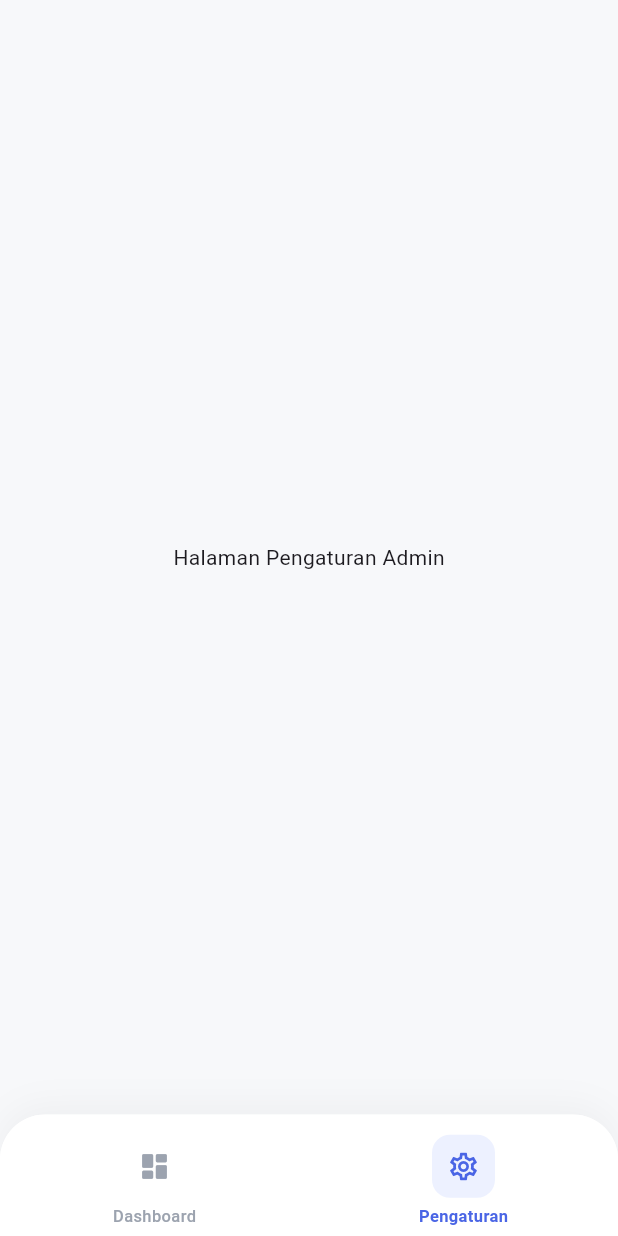
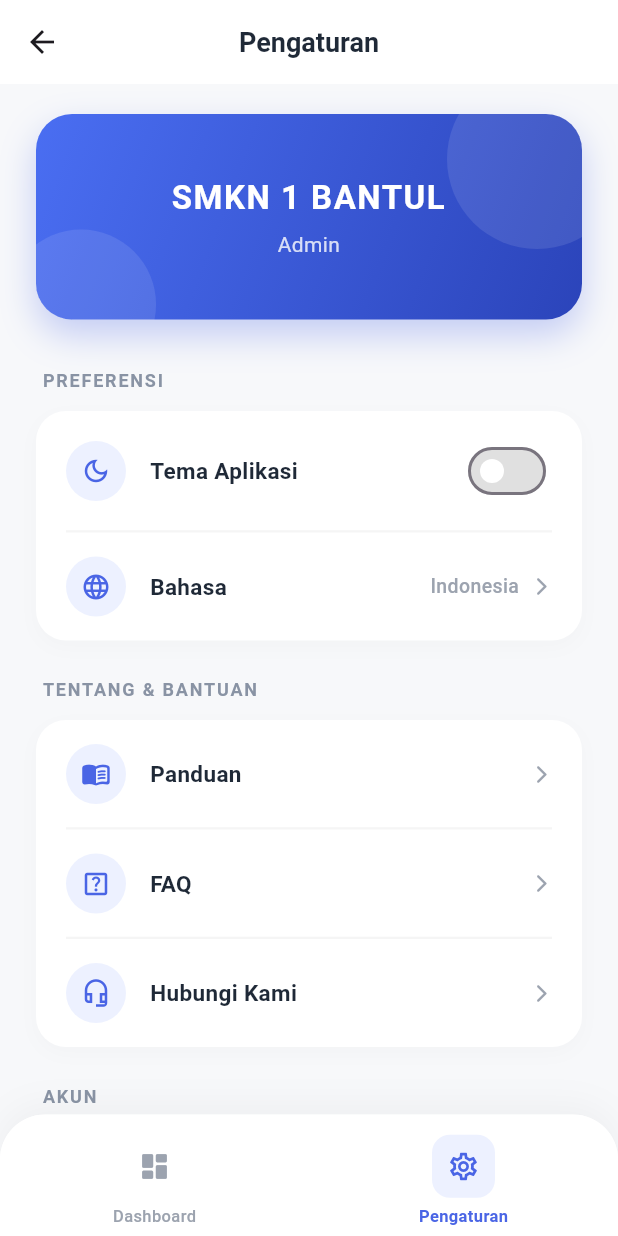
Before and after one commit to lino089/Attend, a Flutter app: the AdminMainScreen screen opened directly, item 2 of the bottom bar chosen, on a phone screen of 412 x 824 dp. Run offline on Flutter 3.47's test engine with Material 3 defaults, Android fonts, the phone set to English and light mode, and no system bars; our stand-ins replace firebase_core; accounts and stored records are empty; network calls fail.

Commit message:
Login dan pengaturan

```diff
--- a/lib/main.dart
+++ b/lib/main.dart
@@ -1,4 +1,5 @@
 import 'package:attend/screens/admin/admin_main_screen.dart';
+import 'package:attend/screens/auth/login_screen.dart';
 import 'package:attend/screens/teacher/teacher_main_screen.dart';
 import 'package:flutter/material.dart';
 
@@ -19,7 +20,7 @@
         scaffoldBackgroundColor: const Color(0xFFF7F8FA),
         fontFamily: 'Roboto',
       ),
-      home: const AdminMainScreen(),
+      home: const LoginScreen(),
     );
   }
 }
--- a/lib/screens/admin/admin_main_screen.dart
+++ b/lib/screens/admin/admin_main_screen.dart
@@ -1,4 +1,5 @@
 import 'package:attend/screens/admin/admin_dashboard_screen.dart';
+import 'package:attend/screens/admin/admin_settings_screen.dart';
 import 'package:flutter/material.dart';
 
 class AdminMainScreen extends StatefulWidget {
@@ -13,7 +14,7 @@
 
   final List<Widget> _pages = [
     const AdminDashboardScreen(),
-    const Center(child: Text('Halaman Pengaturan Admin')),
+    const AdminSettingsScreen(),
   ];
 
   void _onItemTapped(int index) {
--- /dev/null
+++ b/lib/screens/admin/admin_settings_screen.dart
@@ -0,0 +1,345 @@
+import 'package:flutter/material.dart';
+
+class AdminProfileModel {
+  final String id;
+  final String schoolName;
+  final String role;
+
+  AdminProfileModel({
+    required this.id,
+    required this.schoolName,
+    required this.role,
+  });
+}
+
+class AdminSettingsScreen extends StatefulWidget {
+  const AdminSettingsScreen({super.key});
+
+  @override
+  State<AdminSettingsScreen> createState() => _AdminSettingsScreen();
+}
+
+class _AdminSettingsScreen extends State<AdminSettingsScreen> {
+  bool _isLoading = true;
+  AdminProfileModel? _adminProfile;
+
+  @override
+  void initState() {
+    super.initState();
+    _fecthAdminProfile();
+  }
+
+  Future<void> _fecthAdminProfile() async {
+    await Future.delayed(const Duration(milliseconds: 600));
+
+    if (mounted) {
+      setState(() {
+        _adminProfile = AdminProfileModel(
+          id: 'ADM-01',
+          schoolName: 'SMKN 1 BANTUL',
+          role: 'Admin',
+        );
+        _isLoading = false;
+      });
+    }
+  }
+
+  @override
+  Widget build(BuildContext context) {
+    return Scaffold(
+      backgroundColor: const Color(0xfff7f8fa),
+      appBar: AppBar(
+        backgroundColor: Colors.white,
+        elevation: 0,
+        centerTitle: true,
+        title: const Text(
+          'Pengaturan',
+          style: TextStyle(
+            color: Color(0xff1f2937),
+            fontSize: 18,
+            fontWeight: FontWeight.bold,
+          ),
+        ),
+      ),
+      body: _isLoading
+          ? const Center(
+              child: CircularProgressIndicator(color: Color(0xff4a65e5)),
+            )
+          : SingleChildScrollView(
+              padding: const EdgeInsets.symmetric(horizontal: 24, vertical: 20),
+              child: Column(
+                crossAxisAlignment: CrossAxisAlignment.start,
+                children: [
+                  Container(
+                    width: double.infinity,
+                    clipBehavior: Clip.hardEdge,
+                    decoration: BoxDecoration(
+                      gradient: const LinearGradient(
+                        begin: Alignment.topLeft,
+                        end: Alignment.bottomRight,
+                        colors: [Color(0xff4a6ef2), Color(0xff2b44ba)],
+                      ),
+                      borderRadius: BorderRadius.circular(24),
+                      boxShadow: [
+                        BoxShadow(
+                          color: const Color(0xff4a65e5).withOpacity(0.3),
+                          blurRadius: 20,
+                          offset: const Offset(0, 10),
+                        ),
+                      ],
+                    ),
+                    child: Stack(
+                      children: [
+                        Positioned(
+                          top: -30,
+                          right: -30,
+                          child: Container(
+                            width: 120,
+                            height: 120,
+                            decoration: BoxDecoration(
+                              shape: BoxShape.circle,
+                              color: Colors.white.withOpacity(0.1),
+                            ),
+                          ),
+                        ),
+                        Positioned(
+                          bottom: -40,
+                          left: -20,
+                          child: Container(
+                            width: 100,
+                            height: 100,
+                            decoration: BoxDecoration(
+                              shape: BoxShape.circle,
+                              color: Colors.white.withOpacity(0.1),
+                            ),
+                          ),
+                        ),
+                        Padding(
+                          padding: const EdgeInsets.symmetric(
+                            vertical: 40,
+                            horizontal: 20,
+                          ),
+                          child: Column(
+                            crossAxisAlignment: CrossAxisAlignment.stretch,
+                            children: [
+                              Text(
+                                _adminProfile!.schoolName,
+                                textAlign: TextAlign.center,
+                                style: const TextStyle(
+                                  color: Colors.white,
+                                  fontSize: 22,
+                                  fontWeight: FontWeight.bold,
+                                  letterSpacing: 1.0,
+                                ),
+                              ),
+                              const SizedBox(height: 6),
+                              Text(
+                                _adminProfile!.role,
+                                textAlign: TextAlign.center,
+                                style: TextStyle(
+                                  color: Colors.white.withOpacity(0.8),
+                                  fontSize: 14,
+                                ),
+                              ),
+                            ],
+                          ),
+                        ),
+                      ],
+                    ),
+                  ),
+                  const SizedBox(height: 32),
+
+                  _buildSectionTitle('PREFERENSI'),
+                  _buildSettingCard(
+                    children: [
+                      _buildSettingsItem(
+                        icon: Icons.dark_mode_outlined,
+                        title: 'Tema Aplikasi',
+                        trailingWidget: Switch(
+                          value: false,
+                          onChanged: (value) {},
+                          activeColor: const Color(0xff4a65e5),
+                          inactiveThumbColor: Colors.white,
+                          inactiveTrackColor: Colors.grey.shade300,
+                        ),
+                        onTap: () {},
+                      ),
+                      _buildDivider(),
+                      _buildSettingsItem(
+                        icon: Icons.language_rounded,
+                        title: 'Bahasa',
+                        trailingText: 'Indonesia',
+                        showArrow: true,
+                        onTap: () {},
+                      ),
+                    ],
+                  ),
+
+                  const SizedBox(height: 24),
+
+                  _buildSectionTitle("TENTANG & BANTUAN"),
+                  _buildSettingCard(
+                    children: [
+                      _buildSettingsItem(
+                        icon: Icons.menu_book_rounded,
+                        title: 'Panduan',
+                        showArrow: true,
+                        onTap: () {},
+                      ),
+                      _buildDivider(),
+                      _buildSettingsItem(
+                        icon: Icons.help_center_outlined,
+                        title: 'FAQ',
+                        showArrow: true,
+                        onTap: () {},
+                      ),
+                      _buildDivider(),
+                      _buildSettingsItem(
+                        icon: Icons.headset_mic_outlined,
+                        title: 'Hubungi Kami',
+                        showArrow: true,
+                        onTap: () {},
+                      ),
+                    ],
+                  ),
+                  const SizedBox(height: 24),
+
+                  _buildSectionTitle('AKUN'),
+                  _buildSettingCard(
+                    children: [
+                      _buildSettingsItem(
+                        icon: Icons.logout_rounded,
+                        title: 'Keluar',
+                        isDestructive: true,
+                        showArrow: true,
+                        onTap: () {
+
+                        },
+                      ),
+                    ],
+                  ),
+
+                  const SizedBox(height: 40)
+                ],
+              ),
+            ),
+    );
+  }
+
+  Widget _buildSectionTitle(String title) {
+    return Padding(
+      padding: const EdgeInsets.only(bottom: 12, left: 4),
+      child: Text(
+        title,
+        style: const TextStyle(
+          fontSize: 12,
+          fontWeight: FontWeight.bold,
+          color: Color(0xff8993a4),
+          letterSpacing: 1.2,
+        ),
+      ),
+    );
+  }
+
+  Widget _buildSettingCard({required List<Widget> children}) {
+    return Container(
+      decoration: BoxDecoration(
+        color: Colors.white,
+        borderRadius: BorderRadius.circular(20),
+        boxShadow: [
+          BoxShadow(
+            color: Colors.black.withOpacity(0.02),
+            blurRadius: 10,
+            offset: const Offset(0, 4),
+          ),
+        ],
+      ),
+      clipBehavior: Clip.antiAlias,
+      child: Column(children: children),
+    );
+  }
+
+  Widget _buildSettingsItem({
+    required IconData icon,
+    required String title,
+    String? trailingText,
+    Widget? trailingWidget,
+    bool showArrow = false,
+    bool isDestructive = false,
+    VoidCallback? onTap,
+  }) {
+    final Color iconColor = isDestructive
+        ? const Color(0xffe54a4a)
+        : const Color(0xff4a65e5);
+    final Color iconBgColor = isDestructive
+        ? const Color(0xFFFFE4E4)
+        : const Color(0xFFEDF1FF);
+    final Color textColor = isDestructive
+        ? const Color(0xFFE54A4A)
+        : const Color(0xFF1F2937);
+    final Color arrowColor = isDestructive
+        ? const Color(0xFFE54A4A)
+        : const Color(0xFF9CA3AF);
+
+    return Material(
+      color: Colors.transparent,
+      child: InkWell(
+        onTap: onTap,
+        child: Padding(
+          padding: const EdgeInsets.symmetric(horizontal: 20, vertical: 16),
+          child: Row(
+            children: [
+              Container(
+                padding: const EdgeInsets.all(10),
+                decoration: BoxDecoration(
+                  color: iconBgColor,
+                  shape: BoxShape.circle,
+                ),
+                child: Icon(icon, size: 20, color: iconColor),
+              ),
+              const SizedBox(width: 16),
+              Expanded(
+                child: Text(
+                  title,
+                  style: TextStyle(
+                    fontSize: 15,
+                    fontWeight: FontWeight.w600,
+                    color: textColor,
+                  ),
+                ),
+              ),
+              if (trailingText != null)
+                Text(
+                  trailingText,
+                  style: const TextStyle(
+                    fontSize: 13,
+                    color: Color(0xff9ca3af),
+                    fontWeight: FontWeight.w500,
+                  ),
+                ),
+              if (trailingWidget != null) ...[
+                const SizedBox(width: 8),
+                trailingWidget,
+              ],
+              if (showArrow) ...[
+                const SizedBox(width: 8),
+                Icon(
+                  Icons.arrow_forward_ios_rounded,
+                  size: 14,
+                  color: arrowColor,
+                ),
+              ],
+            ],
+          ),
+        ),
+      ),
+    );
+  }
+
+  Widget _buildDivider() {
+    return Padding(
+      padding: const EdgeInsets.symmetric(horizontal: 20),
+      child: Divider(height: 1, color: Colors.grey.shade100, thickness: 1.5),
+    );
+  }
+}
```
Also changed, not shown: lib/screens/auth/login_screen.dart (added, +335 -0 lines).
